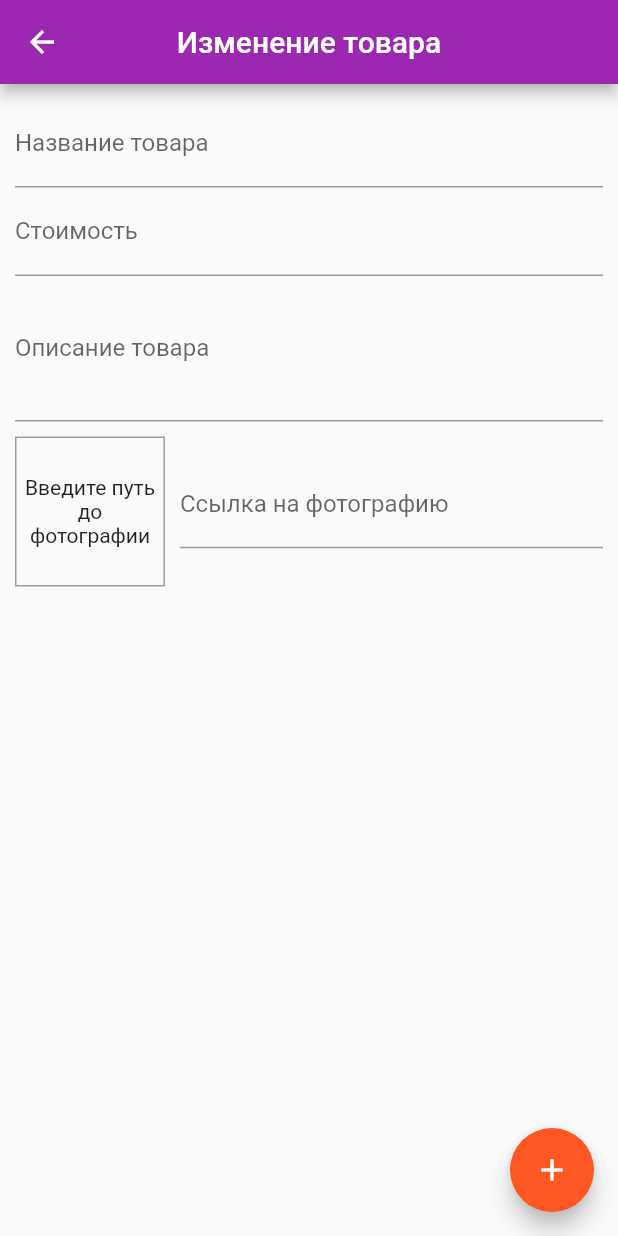
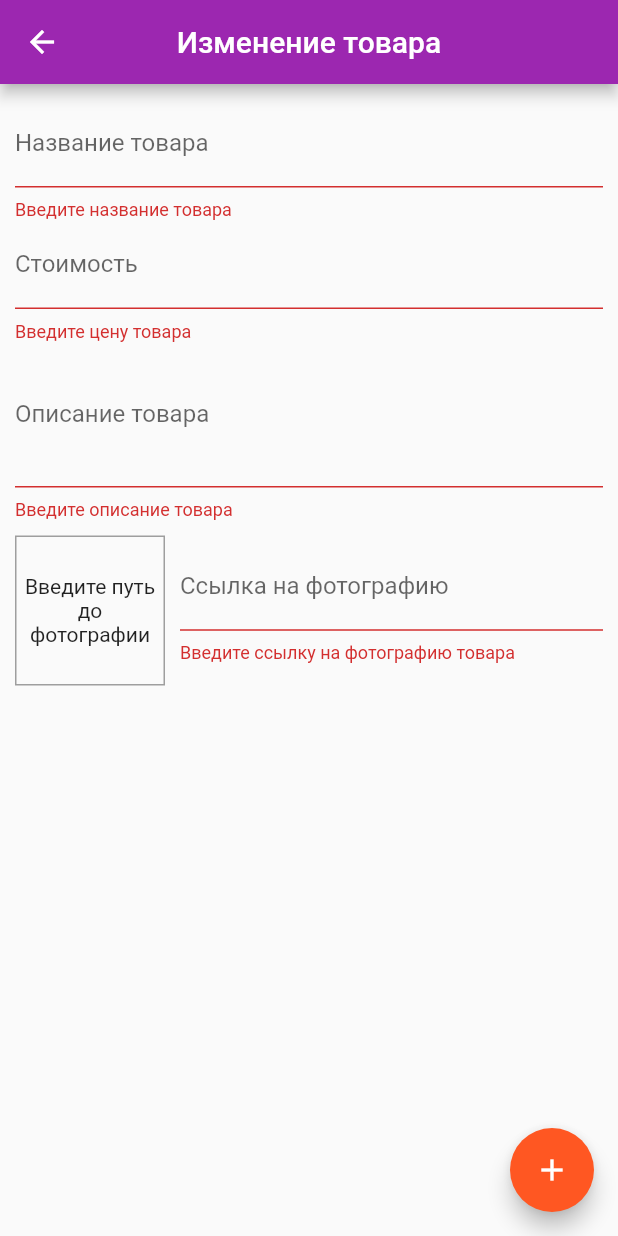
Before and after one commit to Puzikovsa/my_shop, a Flutter app: the EditProductPage screen opened by its route, after a tap on the "add" icon, on a phone screen of 412 x 824 dp. Run offline on Flutter 3.47's test engine with Material 2 defaults, Android fonts, the phone set to English and light mode, and no system bars; network calls fail.

Commit message:
added method addProduct

```diff
--- a/lib/pages/edit_product_page.dart
+++ b/lib/pages/edit_product_page.dart
@@ -1,5 +1,7 @@
 import 'package:flutter/material.dart';
 import 'package:my_shop/providers/product.dart';
+import 'package:my_shop/providers/products_provider.dart';
+import 'package:provider/provider.dart';
 
 class EditProductPage extends StatefulWidget {
   static const String route = '/edit-product';
@@ -52,6 +54,20 @@ class _EditProductPageState extends State<EditProductPage> {
                 onFieldSubmitted: (_) {
                   FocusScope.of(context).requestFocus(_priceFocusNode);
                 },
+                onSaved: (newvalue) {
+                  _newProduct = Product(
+                      id: _newProduct.id,
+                      title: newvalue ?? _newProduct.title,
+                      description: _newProduct.description,
+                      price:_newProduct.price,
+                      imageURL: _newProduct.imageURL);
+                },
+                validator: (value) {
+                  if(value == null || value.isEmpty){
+                   return 'Введите название товара';
+                  }
+                  return null;
+                },
               ),
               TextFormField(
                 decoration: const InputDecoration(
@@ -61,6 +77,26 @@ class _EditProductPageState extends State<EditProductPage> {
                 focusNode: _priceFocusNode,
                 keyboardType:
                     const TextInputType.numberWithOptions(decimal: true),
+                onSaved: (newvalue) {
+                  _newProduct = Product(
+                      id: _newProduct.id,
+                      title: _newProduct.title,
+                      description: _newProduct.description,
+                      price: double.tryParse(newvalue!) ?? _newProduct.price,
+                      imageURL: _newProduct.imageURL);
+                },
+                validator: (value) {
+                  if(value == null || value.isEmpty){
+                    return 'Введите цену товара';
+                  }
+                  if(double.tryParse(value) == 0){
+                    return 'Введите корректное число';
+                  }
+                  if(double.tryParse(value)! < 0){
+                    return 'Введите корректную стоимость';
+                  }
+                  return null;
+                },
               ),
               TextFormField(
                 decoration: const InputDecoration(
@@ -70,6 +106,23 @@ class _EditProductPageState extends State<EditProductPage> {
                 textInputAction: TextInputAction.next,
                 keyboardType: TextInputType.multiline,
                 maxLines: 3,
+                onSaved: (newvalue) {
+                  _newProduct = Product(
+                      id: _newProduct.id,
+                      title: _newProduct.title,
+                      description: newvalue?? _newProduct.description,
+                      price: _newProduct.price,
+                      imageURL: _newProduct.imageURL);
+                },
+                validator: (value) {
+                  if(value == null || value.isEmpty){
+                    return 'Введите описание товара';
+                  }
+                  if(value.length < 10){
+                    return 'Описание должно быть длиннее 10 символов';
+                  }
+                  return null;
+                },
               ),
               Row(
                 children: [
@@ -99,9 +152,34 @@ class _EditProductPageState extends State<EditProductPage> {
                           decoration: const InputDecoration(
                             labelText: 'Ссылка на фотографию',
                       ),
+                        onSaved: (newvalue) {
+                          _newProduct = Product(
+                              id: _newProduct.id,
+                              title: _newProduct.title,
+                              description: _newProduct.description,
+                              price: _newProduct.price,
+                              imageURL: newvalue ?? _newProduct.imageURL);
+                        },
                         onEditingComplete: () {
                           setState(() {
                           });
+                        },
+                        validator: (value) {
+                          if(value == null || value.isEmpty){
+                            return 'Введите ссылку на фотографию товара';
+                          }
+                          if(!value.startsWith('http:/')
+                              && (!value.startsWith('https:/')
+                          )){
+                            return 'Введите корректную ссылку';
+                          }
+                          if(!value.endsWith('.jpeg')
+                              && !value.endsWith('jpg')
+                                  && !value.endsWith('png')
+                              ){
+                            return 'Введите корректную ссылку';
+                          }
+                          return null;
                         },
                       ),
                   ),
@@ -113,7 +191,11 @@ class _EditProductPageState extends State<EditProductPage> {
       ),
       floatingActionButton: FloatingActionButton(
         onPressed: () {
-          _key.currentState!.save();
+          if(_key.currentState!.validate()) {
+            _key.currentState!.save();
+            Provider.of<Products>(context, listen: false).addProduct(_newProduct);
+            Navigator.of(context).pop();
+          }
         },
         child: const Icon(Icons.add),
       ),
```
Also changed, not shown: lib/providers/products_provider.dart (+10 -2 lines).
